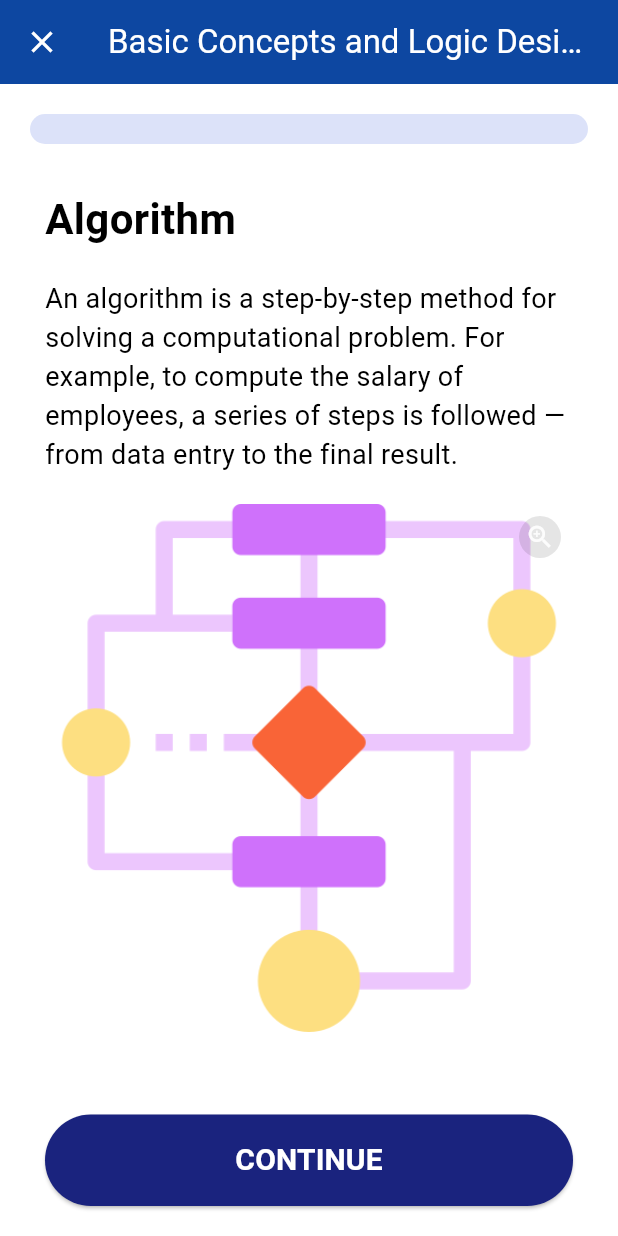
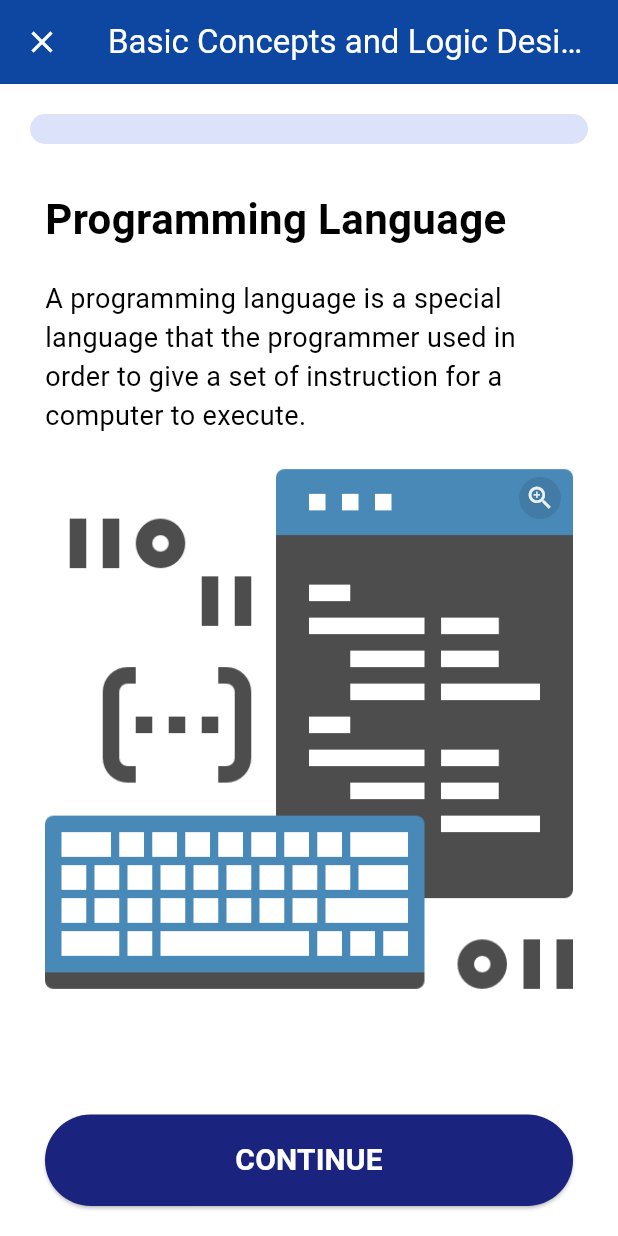
Before and after one commit to JiBernales/C-O-D-E-C, a Flutter app: the screen it shows after launch, after a tap on "Basic Concepts and Logic Design", on a phone screen of 412 x 824 dp. Run offline on Flutter 3.47's test engine with Material 3 defaults, Android fonts, the phone set to English and light mode, and no system bars; our stand-ins replace flutter_highlight, google_fonts, shared_preferences; missing offline and left inert: flutter_code_editor, highlight.

Commit message:
Update c_content.dart
Added missing Lesson 1 content

```diff
--- a/lib/c_content.dart
+++ b/lib/c_content.dart
@@ -6,6 +6,28 @@ final Lesson c_lesson_1 = Lesson(
   isCompleted: false,
   isOngoing: false,
   topics: [
+    Topic(id: 'c_topic_1', title: 'Programming Language',
+        content: 'A programming language is a special language that the programmer used in order to give a set of instruction for a computer to execute.',
+        imageUrl: 'images/ctopic1 (1).png'),
+    Topic(id: 'c_topic_1', title: 'Program',
+        content: 'Program is a logical pattern of instructions to solve a problem. it is also a series of coded instruction in performing operations for computer task.',
+        imageUrl: 'images/ctopic1 (2).png'),
+    Topic(id: 'c_topic_1', title: 'Programming',
+        content: 'Programming is an art and science of designing a program. Furthermore, it is the process where an algorithm is applied, encoding it in a notation manner or a way that the computer will understand like the programming languages.',
+        imageUrl: 'images/ctopic1 (3).png'),
+    Topic(id: 'c_topic_1', title: 'Programmer',
+        content: 'Programmer is a person who creates, develops, codes, test, debugs (removing an error) and documents a computer program.',
+        imageUrl: 'images/ctopic1 (4).png'),
+    Topic(id: 'c_topic_1', title: 'Algorithm',
+        content: 'Algorithm is a step-by-step method for solving a computational problem. For example, to compute the salary of the employees, step-by-step processes are applied: from entering of data to the result of the total salary.',
+        imageUrl: 'images/ctopic1 (5).png'),
+    Topic(id: 'c_topic_1', title: 'Logic',
+        content: 'Logic is from the Greek word logos which is sometimes translated as "reason". It is the study of the principles of correct reasoning.',
+        imageUrl: 'images/ctopic1 (7).png'),
+    Topic(id: 'c_topic_1', title: 'Logic Formulation',
+        content: 'The process of coming out with the basic steps to implement a procedure in computer programming is what we call Logic Formulation. This is usually resorted to when having top-down design. Flowcharts and PseudoCodes are the two of most common output of this exercise.'),
+    Topic(id: 'c_topic_1', title: 'Flowchart',
+      content: 'Flowchart is an illustration that show the "flow" of a program. It is used in many ways; one of which is to solve a problem in computer programming.',),
     Topic(
       id: 'c_topic_1',
       title: 'Algorithm',
```
